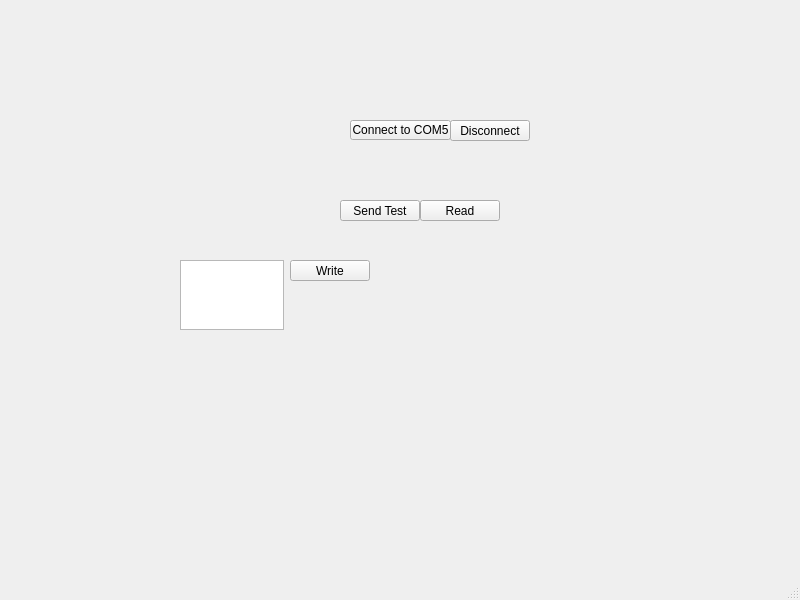
Qt form mainwindow.ui (riacob/PCTO_ComunicazioneSeriale) before a commit.
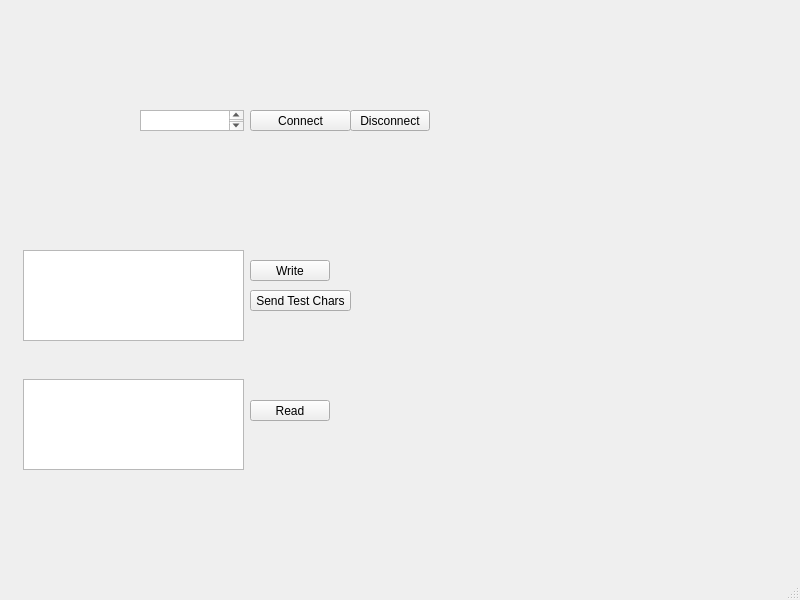
The same form after that commit.

Commit message: added communication testing facility

```diff
--- a/mainwindow.ui
+++ b/mainwindow.ui
@@ -17,44 +17,44 @@
    <widget class="QPushButton" name="pushButton">
     <property name="geometry">
      <rect>
-      <x>340</x>
-      <y>200</y>
-      <width>80</width>
+      <x>250</x>
+      <y>290</y>
+      <width>101</width>
       <height>21</height>
      </rect>
     </property>
     <property name="text">
-     <string>Send Test</string>
+     <string>Send Test Chars</string>
     </property>
    </widget>
    <widget class="QPushButton" name="pushButton_2">
     <property name="geometry">
      <rect>
-      <x>350</x>
-      <y>120</y>
+      <x>250</x>
+      <y>110</y>
       <width>101</width>
-      <height>20</height>
+      <height>21</height>
      </rect>
     </property>
     <property name="text">
-     <string>Connect to COM5</string>
+     <string>Connect</string>
     </property>
    </widget>
    <widget class="QPlainTextEdit" name="plainTextEdit">
     <property name="geometry">
      <rect>
-      <x>180</x>
-      <y>260</y>
-      <width>104</width>
-      <height>70</height>
+      <x>23</x>
+      <y>250</y>
+      <width>221</width>
+      <height>91</height>
      </rect>
     </property>
    </widget>
    <widget class="QPushButton" name="pushButton_3">
     <property name="geometry">
      <rect>
-      <x>420</x>
-      <y>200</y>
+      <x>250</x>
+      <y>400</y>
       <width>80</width>
       <height>21</height>
      </rect>
@@ -66,7 +66,7 @@
    <widget class="QPushButton" name="pushButton_4">
     <property name="geometry">
      <rect>
-      <x>290</x>
+      <x>250</x>
       <y>260</y>
       <width>80</width>
       <height>21</height>
@@ -79,8 +79,8 @@
    <widget class="QPushButton" name="pushButton_5">
     <property name="geometry">
      <rect>
-      <x>450</x>
-      <y>120</y>
+      <x>350</x>
+      <y>110</y>
       <width>80</width>
       <height>21</height>
      </rect>
@@ -89,6 +89,26 @@
      <string>Disconnect</string>
     </property>
    </widget>
+   <widget class="QPlainTextEdit" name="plainTextEdit_2">
+    <property name="geometry">
+     <rect>
+      <x>140</x>
+      <y>110</y>
+      <width>104</width>
+      <height>21</height>
+     </rect>
+    </property>
+   </widget>
+   <widget class="QPlainTextEdit" name="plainTextEdit_3">
+    <property name="geometry">
+     <rect>
+      <x>23</x>
+      <y>379</y>
+      <width>221</width>
+      <height>91</height>
+     </rect>
+    </property>
+   </widget>
   </widget>
   <widget class="QMenuBar" name="menubar">
    <property name="geometry">
```
The commit also changes 2 other files.
